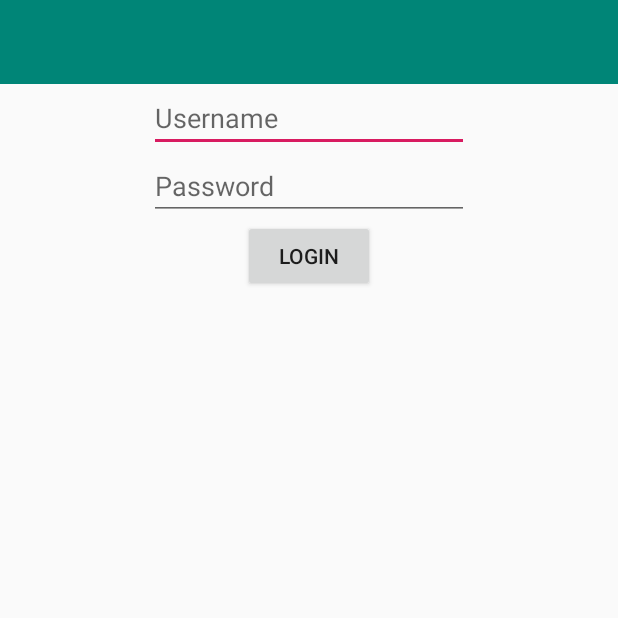
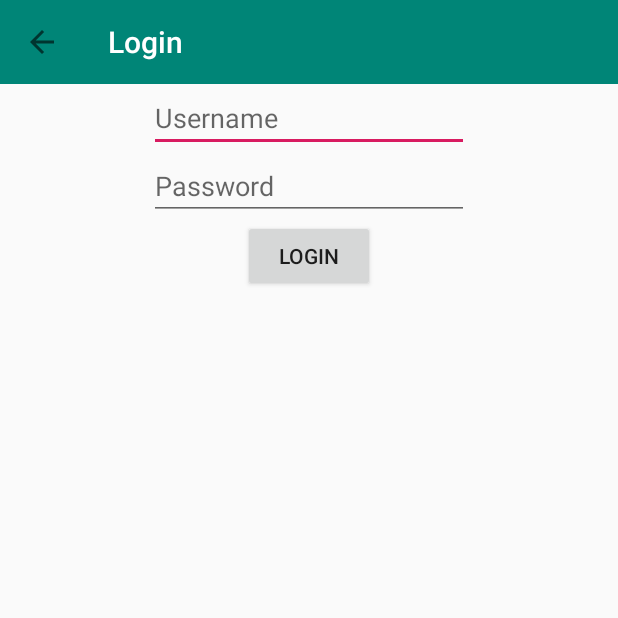
Before and after one commit to rajfp/AssignmentApplication, an Android app: the screen it shows after launch (MainActivity), on a phone screen of 412 x 824 dp, the top half of it. Run offline under Robolectric (Android 15) with nearby library versions, the phone set to English and light mode, and no system bars.

Commit message:
added toolbars

```diff
--- a/base_code/app/src/main/java/com/dehaat/dehaatassignment/Utils/ValidationUtils.kt
+++ b/base_code/app/src/main/java/com/dehaat/dehaatassignment/Utils/ValidationUtils.kt
@@ -7,13 +7,13 @@ class ValidationUtils {
     fun validateUsername(username:EditText):Boolean?{
             val content=username.text.toString()
             username.error=if(content.length>3)null else "Minimum length of Username should be 3"
-            return if (username.error==null) true else false
+            return (username.error==null)
         }
 
         fun validatePassword(password:EditText):Boolean?{
             val content=password.text.toString()
             password.error=if(content.length>8)null else "Minimum length of Password should be 8"
-            return if (password.error==null) true else false
+            return  (password.error==null)
         }
     }
 }
--- a/base_code/app/src/main/java/com/dehaat/dehaatassignment/activity/MainActivity.java
+++ b/base_code/app/src/main/java/com/dehaat/dehaatassignment/activity/MainActivity.java
@@ -1,11 +1,14 @@
 package com.dehaat.dehaatassignment.activity;
 
 import androidx.appcompat.app.AppCompatActivity;
+import androidx.appcompat.widget.Toolbar;
 import androidx.fragment.app.FragmentManager;
 import androidx.fragment.app.FragmentTransaction;
 
 import android.accounts.AccountManager;
+import android.graphics.Color;
 import android.os.Bundle;
+
 
 import com.dehaat.dehaatassignment.R;
 import com.dehaat.dehaatassignment.fragments.LoginFragment;
@@ -16,9 +19,29 @@ public class MainActivity extends AppCompatActivity {
     protected void onCreate(Bundle savedInstanceState) {
         super.onCreate(savedInstanceState);
         setContentView(R.layout.activity_main);
+        initViews();
         FragmentManager fragmentManager=getSupportFragmentManager();
         FragmentTransaction fragmentTransaction=fragmentManager.beginTransaction();
         fragmentTransaction.add(R.id.fragment_container,new LoginFragment(),null);
         fragmentTransaction.commit();
     }
+
+    private void initViews() {
+        Toolbar toolbar=findViewById(R.id.toolbar);
+        toolbar.setTitleTextColor(Color.WHITE);
+        toolbar.setSubtitleTextColor(Color.WHITE);
+        setSupportActionBar(toolbar);
+        if(getSupportActionBar()==null)
+            return;
+        getSupportActionBar().setDisplayHomeAsUpEnabled(true);
+        getSupportActionBar().setDisplayShowTitleEnabled(true);
+        getSupportActionBar().setDisplayShowHomeEnabled(true);
+        getSupportActionBar().setTitle(R.string.assignment);
+    }
+
+    @Override
+    public boolean onSupportNavigateUp() {
+        return super.onSupportNavigateUp();
+    }
+
 }
--- a/base_code/app/src/main/java/com/dehaat/dehaatassignment/fragments/LoginFragment.kt
+++ b/base_code/app/src/main/java/com/dehaat/dehaatassignment/fragments/LoginFragment.kt
@@ -11,6 +11,7 @@ import android.widget.Toast
 
 import com.dehaat.dehaatassignment.R
 import com.dehaat.dehaatassignment.Utils.ValidationUtils
+import com.dehaat.dehaatassignment.activity.MainActivity
 import com.dehaat.dehaatassignment.model.AuthorsResponseDto
 import com.dehaat.dehaatassignment.rest.AppRestClient
 import com.dehaat.dehaatassignment.rest.AppRestClientService
@@ -31,6 +32,7 @@ class LoginFragment : Fragment() {
 
     override fun onViewCreated(view: View, savedInstanceState: Bundle?) {
         super.onViewCreated(view, savedInstanceState)
+        initViews()
         log_but.setOnClickListener{
 
             if(ValidationUtils.validateUsername(et_email)!! && ValidationUtils.validatePassword(et_password)!!) {
@@ -42,4 +44,12 @@ class LoginFragment : Fragment() {
         }
     }
 
+    private fun initViews() {
+        var toolbar=(activity as MainActivity).supportActionBar
+        toolbar?.title=getString(R.string.login)
+        toolbar?.setDisplayShowHomeEnabled(true)
+        toolbar?.setDisplayShowTitleEnabled(true)
+
+    }
+
 }
--- a/base_code/app/src/main/res/values/strings.xml
+++ b/base_code/app/src/main/res/values/strings.xml
@@ -7,4 +7,7 @@
 
     <!-- TODO: Remove or change this placeholder text -->
     <string name="hello_blank_fragment">Hello blank fragment</string>
+    <string name="assignment">ASSIGNMENT</string>
+    <string name="authors">Authors</string>
+    <string name="books">Books</string>
 </resources>
```
Also changed, not shown: base_code/app/src/main/java/com/dehaat/dehaatassignment/fragments/AuthorsFragment.kt (+12 -0 lines), base_code/app/src/main/java/com/dehaat/dehaatassignment/fragments/BooksFragment.kt (+9 -0 lines), base_code/app/src/main/res/layout/activity_login.xml (deleted, +0 -44 lines).
